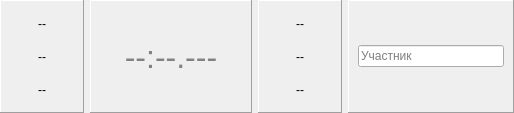
Above: host/lane.ui from olegv142/NRF51Chrono before the change. Below: the same form after it.
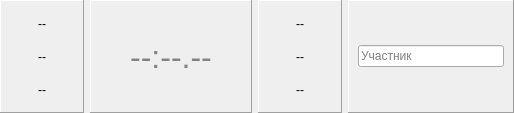
That is the form after the change.

Commit message: 2 digits precision of seconds

```diff
--- a/host/lane.ui
+++ b/host/lane.ui
@@ -142,7 +142,7 @@
            </font>
           </property>
           <property name="text">
-           <string>--:--.---</string>
+           <string>--:--.--</string>
           </property>
           <property name="alignment">
            <set>Qt::AlignCenter</set>
```
The commit also changes 1 other file.
